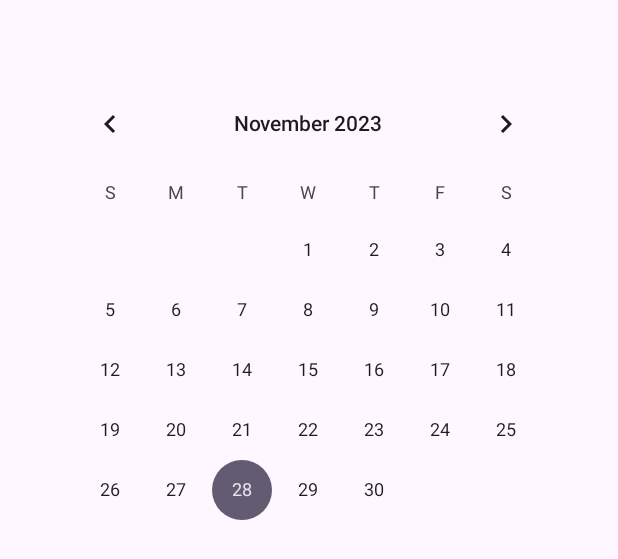
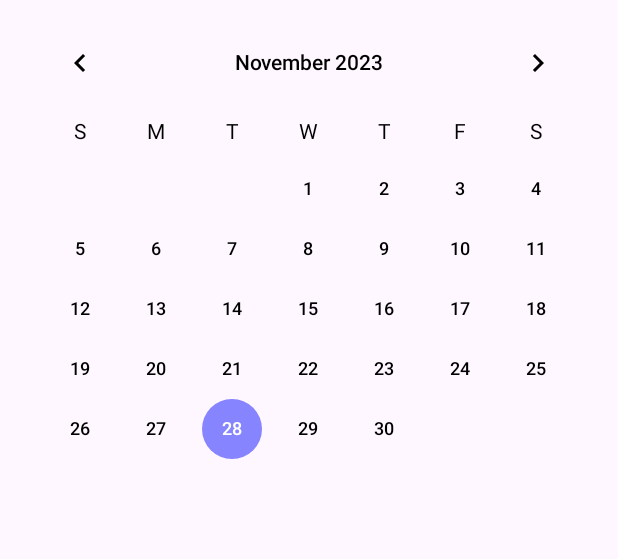
Before and after one commit to soo5o/MobileSoftware, an Android app: the layout activity_calendar.xml on its own in the app's theme, with its tools: preview values and no code run, on a phone screen of 412 x 824 dp. Shown: the top 559 px of the screen. Run offline under Robolectric (Android 15) with nearby library versions, the phone set to English and light mode, and no system bars.

Commit message:
calendar design

```diff
--- a/app/src/main/java/com/example/mobilesoftware/CalendarActivity.kt
+++ b/app/src/main/java/com/example/mobilesoftware/CalendarActivity.kt
@@ -31,15 +31,12 @@ class CalendarActivity : AppCompatActivity() {
 
         // UI값 생성
         calendarView=findViewById(R.id.calendarView)
-        diaryTextView=findViewById(R.id.diaryTextView)
         saveBtn=findViewById(R.id.saveBtn)
         deleteBtn=findViewById(R.id.deleteBtn)
         updateBtn=findViewById(R.id.updateBtn)
         diaryContent=findViewById(R.id.diaryContent)
-        title=findViewById(R.id.title)
         contextEditText=findViewById(R.id.contextEditText)
 
-        title.text = "달력 일기장"
 
         calendarView.setOnDateChangeListener { view, year, month, dayOfMonth ->
             diaryTextView.visibility = View.VISIBLE
@@ -48,7 +45,6 @@ class CalendarActivity : AppCompatActivity() {
             diaryContent.visibility = View.INVISIBLE
             updateBtn.visibility = View.INVISIBLE
             deleteBtn.visibility = View.INVISIBLE
-            diaryTextView.text = String.format("%d / %d / %d", year, month + 1, dayOfMonth)
             contextEditText.setText("")
             checkDay(year, month, dayOfMonth, userID)
         }
--- a/app/src/main/java/com/example/mobilesoftware/MainActivity.kt
+++ b/app/src/main/java/com/example/mobilesoftware/MainActivity.kt
@@ -55,7 +55,7 @@ class MainActivity : AppCompatActivity() {
             if(email.isEmpty() || password.isEmpty()){
                 Toast.makeText(this, "빈칸을 채워주세요", Toast.LENGTH_SHORT).show()
             }else{
-                Log.d("team12","email:$email, password:$password")
+                Log.d("runTo","email:$email, password:$password")
                 MyApplication.auth.signInWithEmailAndPassword(email, password)
                     .addOnCompleteListener(this){ task ->
                         binding.inputEmail.text.clear()
--- a/app/src/main/java/com/example/mobilesoftware/MyFirebaseMessageService.kt
+++ b/app/src/main/java/com/example/mobilesoftware/MyFirebaseMessageService.kt
@@ -9,12 +9,12 @@ import com.google.firebase.messaging.RemoteMessage
 class MyFirebaseMessageService : FirebaseMessagingService() {
     override fun onNewToken(p0: String) {
         super.onNewToken(p0)
-        Log.d("team12","fcm token....$p0")
+        Log.d("runTo","fcm token....$p0")
     }
 
     override fun onMessageReceived(p0: RemoteMessage) {
         super.onMessageReceived(p0)
-        Log.d("team12", "fcm message...... ${p0.notification}")
-        Log.d("team12", "fcm message...... ${p0.data}")
+        Log.d("runTo", "fcm message...... ${p0.notification}")
+        Log.d("runTo", "fcm message...... ${p0.data}")
     }
 }
--- a/app/src/main/java/com/example/mobilesoftware/SignActivity.kt
+++ b/app/src/main/java/com/example/mobilesoftware/SignActivity.kt
@@ -41,7 +41,7 @@ class SignActivity : AppCompatActivity(){
                 bitmap?.let {
                     binding.addProfile.setImageBitmap(bitmap)
                 } ?: let{
-                    Log.d("kkang", "bitmap null")
+                    Log.d("runTo", "bitmap null")
                 }
             }catch (e: Exception){
                 e.printStackTrace()
--- /dev/null
+++ b/app/src/main/res/drawable/selector.xml
@@ -0,0 +1,5 @@
+<?xml version="1.0" encoding="utf-8"?>
+<selector xmlns:android="http://schemas.android.com/apk/res/android">
+    <item android:state_activated="true" android:color="@color/white" />
+    <item android:color="@color/black" />
+</selector>
--- a/app/src/main/res/layout/activity_calendar.xml
+++ b/app/src/main/res/layout/activity_calendar.xml
@@ -1,8 +1,4 @@
 <?xml version="1.0" encoding="utf-8"?>
-<!-- 상단: 탭 , 하단: 리사이클러 뷰로 구성-->
-<!--캘린더가 있고 밑에 사진을 선택하면 사진과 기록 추가 가능,
-    com.google.android.material.appbar.CollapsingToolbarLayout 로 구성?-->
-<!--파일 이름 미리 정해놓기. 발표 5~10분으로 예상. 목욜마다 점검-->
 
 <androidx.constraintlayout.widget.ConstraintLayout xmlns:android="http://schemas.android.com/apk/res/android"
     xmlns:app="http://schemas.android.com/apk/res-auto"
@@ -11,16 +7,21 @@
     android:orientation="vertical" >
 
     <CalendarView
-        android:layout_width="wrap_content"
+        android:id="@+id/calendarView"
+        android:layout_width="match_parent"
         android:layout_height="wrap_content"
-        android:id="@+id/calendarView"
+        android:layout_marginStart="8dp"
+        android:layout_marginTop="8dp"
+        android:layout_marginEnd="8dp"
+        android:dateTextAppearance="@style/CalenderViewDateCustomText"
+        android:theme="@style/CalenderViewCustom"
+        android:weekDayTextAppearance="@style/CalenderViewWeekCustomText"
+        app:layout_constraintEnd_toEndOf="parent"
+        app:layout_constraintHorizontal_bias="0.488"
         app:layout_constraintStart_toStartOf="parent"
-        android:layout_marginLeft="8dp" android:layout_marginStart="8dp" app:layout_constraintEnd_toEndOf="parent"
-        android:layout_marginEnd="8dp" android:layout_marginRight="8dp"
-        app:layout_constraintHorizontal_bias="0.488" android:layout_marginTop="8dp"
-        app:layout_constraintTop_toBottomOf="@+id/title"/>
+        app:layout_constraintTop_toTopOf="parent" />
 
-    <TextView
+    <!--    <TextView
             android:id="@+id/diaryTextView"
             android:layout_width="0dp"
             android:layout_height="wrap_content"
@@ -29,7 +30,7 @@
             app:layout_constraintTop_toBottomOf="@+id/calendarView" app:layout_constraintEnd_toEndOf="parent"
             android:layout_marginEnd="8dp" android:layout_marginRight="8dp"
             app:layout_constraintStart_toStartOf="parent" android:layout_marginLeft="8dp"
-        android:layout_marginStart="8dp" android:textAppearance="@style/TextAppearance.AppCompat.Large"/>
+            android:layout_marginStart="8dp" android:textAppearance="@style/TextAppearance.AppCompat.Large"/>-->
 
     <EditText
         android:id="@+id/contextEditText"
@@ -37,7 +38,7 @@
         android:layout_height="116dp"
         android:inputType="textMultiLine"
         android:ems="10"
-        app:layout_constraintTop_toBottomOf="@+id/diaryTextView" android:layout_marginTop="16dp"
+        app:layout_constraintTop_toBottomOf="@+id/calendarView" android:layout_marginTop="16dp"
         android:hint="내용을 입력하세요." android:layout_marginEnd="8dp" app:layout_constraintEnd_toEndOf="parent"
         android:layout_marginRight="8dp" android:layout_marginStart="8dp"
         app:layout_constraintStart_toStartOf="parent" android:layout_marginLeft="8dp"
@@ -53,22 +54,6 @@
         android:layout_marginEnd="8dp" android:layout_marginRight="8dp"
         app:layout_constraintStart_toStartOf="@+id/contextEditText" android:layout_marginLeft="8dp"
         android:layout_marginStart="8dp" android:visibility="invisible"/>
-
-    <TextView
-        android:id="@+id/title"
-        android:layout_width="0dp"
-        android:layout_height="wrap_content"
-        android:layout_marginStart="8dp"
-        android:layout_marginTop="8dp"
-        android:layout_marginEnd="8dp"
-        android:gravity="center"
-        android:textAppearance="@style/TextAppearance.AppCompat.Large"
-        android:textColor="#9E28B3"
-        android:textSize="24sp"
-        android:textStyle="bold"
-        app:layout_constraintEnd_toEndOf="parent"
-        app:layout_constraintStart_toStartOf="parent"
-        app:layout_constraintTop_toTopOf="parent" />
 
     <Button
         android:text="저장"
--- a/app/src/main/res/values-night/themes.xml
+++ b/app/src/main/res/values-night/themes.xml
@@ -4,4 +4,16 @@
         <!-- Customize your dark theme here. -->
         <!-- <item name="colorPrimary">@color/my_dark_primary</item> -->
     </style>
+    <!--해당 일 색-->
+    <style name="CalenderViewCustom" parent="Theme.AppCompat">
+        <item name="colorControlActivated">#8784FF</item>
+        <item name="android:textColorPrimary">@color/black</item>
+    </style>
+    <!--요일 색-->
+    <style name="CalenderViewWeekCustomText" parent="android:TextAppearance.DeviceDefault.Small">
+        <item name="android:textColor">@color/black</item>
+    </style>
+    <style name="CalenderViewDateCustomText">
+        <item name="android:textColor">@drawable/selector</item>
+    </style>
 </resources>
--- a/app/src/main/res/values/themes.xml
+++ b/app/src/main/res/values/themes.xml
@@ -4,6 +4,17 @@
         <!-- Customize your light theme here. -->
         <!-- <item name="colorPrimary">@color/my_light_primary</item> -->
     </style>
-
+    <!--해당 일 색-->
+    <style name="CalenderViewCustom" parent="Theme.AppCompat">
+        <item name="colorControlActivated">#8784FF</item>
+        <item name="android:textColorPrimary">@color/black</item>
+    </style>
+    <!--요일 색-->
+    <style name="CalenderViewWeekCustomText" parent="android:TextAppearance.DeviceDefault.Small">
+        <item name="android:textColor">@color/black</item>
+    </style>
+    <style name="CalenderViewDateCustomText">
+        <item name="android:textColor">@drawable/selector</item>
+    </style>
     <style name="Theme.MobileSoftware" parent="Base.Theme.MobileSoftware" />
 </resources>
```
Lines whose indentation alone changed are shown as unchanged.
